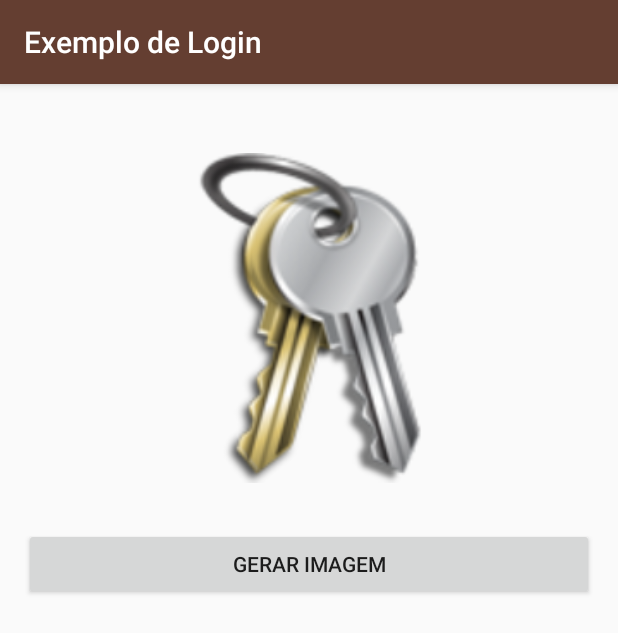
After one commit to abriet/ExemploLogin, an Android app: the GeradorActivity screen opened directly, with no data from a screen before it, on a phone screen of 412 x 824 dp. The commit adds this screen. Shown: the top 633 px of the screen. Run offline under Robolectric (Android 15) with nearby library versions, the phone set to English and light mode, and no system bars.

Commit message:
Iniciando o desafio do gerador de imagens

```diff
--- a/app/src/main/AndroidManifest.xml
+++ b/app/src/main/AndroidManifest.xml
@@ -16,7 +16,10 @@
             </intent-filter>
         </activity>
         <activity android:name=".MainActivity" />
-        <activity android:name=".CadastrarActivity" android:label="Cadastrar"></activity>
+        <activity
+            android:name=".CadastrarActivity"
+            android:label="Cadastrar" />
+        <activity android:name=".GeradorActivity"></activity>
     </application>
 
 </manifest>
--- /dev/null
+++ b/app/src/main/java/exemplologin/fiap/com/br/exemplodelogin/GeradorActivity.java
@@ -0,0 +1,13 @@
+package exemplologin.fiap.com.br.exemplodelogin;
+
+import android.support.v7.app.AppCompatActivity;
+import android.os.Bundle;
+
+public class GeradorActivity extends AppCompatActivity {
+
+    @Override
+    protected void onCreate(Bundle savedInstanceState) {
+        super.onCreate(savedInstanceState);
+        setContentView(R.layout.activity_gerador);
+    }
+}
--- /dev/null
+++ b/app/src/main/res/layout/activity_gerador.xml
@@ -0,0 +1,25 @@
+<?xml version="1.0" encoding="utf-8"?>
+<LinearLayout xmlns:android="http://schemas.android.com/apk/res/android" android:orientation="vertical"
+    xmlns:tools="http://schemas.android.com/tools"
+    android:id="@+id/activity_gerador"
+    android:layout_width="match_parent"
+    android:layout_height="match_parent"
+    android:paddingBottom="@dimen/activity_vertical_margin"
+    android:paddingLeft="@dimen/activity_horizontal_margin"
+    android:paddingRight="@dimen/activity_horizontal_margin"
+    android:paddingTop="@dimen/activity_vertical_margin"
+    tools:context="exemplologin.fiap.com.br.exemplodelogin.GeradorActivity">
+
+
+    <ImageView
+        android:layout_width="match_parent"
+        android:layout_height="220dp"
+        android:layout_marginTop="30dp"
+        android:layout_marginBottom="30dp"
+        android:src="@drawable/key"/>
+
+    <Button
+        android:layout_width="match_parent"
+        android:layout_height="wrap_content"
+        android:text="@string/gerar"/>
+</LinearLayout>
--- a/app/src/main/res/values/colors.xml
+++ b/app/src/main/res/values/colors.xml
@@ -1,6 +1,6 @@
 <?xml version="1.0" encoding="utf-8"?>
 <resources>
-    <color name="colorPrimary">#222222</color>
+    <color name="colorPrimary">#643e31</color>
     <color name="colorPrimaryDark">#0a6c17</color>
     <color name="colorAccent">#269e2c</color>
 </resources>
--- a/app/src/main/res/values/strings.xml
+++ b/app/src/main/res/values/strings.xml
@@ -7,4 +7,5 @@
     <string name="login_erro">O usuáro e/ou senha informado está incorreta!</string>
     <string name="login_campo_vazio">Os campos de Usuário e/ou Senha estão vazios!</string>
     <string name="btn_cadastrar">Cadastre-se</string>
+    <string name="gerar">Gerar Imagem</string>
 </resources>
```
Also changed, not shown: app/src/main/java/exemplologin/fiap/com/br/exemplodelogin/CadastrarActivity.java (+15 -0 lines), app/src/main/res/layout/activity_cadastrar.xml (+25 -4 lines), app/src/main/res/drawable/key.png (added), app/src/main/res/drawable/login2.png (added), app/src/main/res/drawable/sair.png (added).
